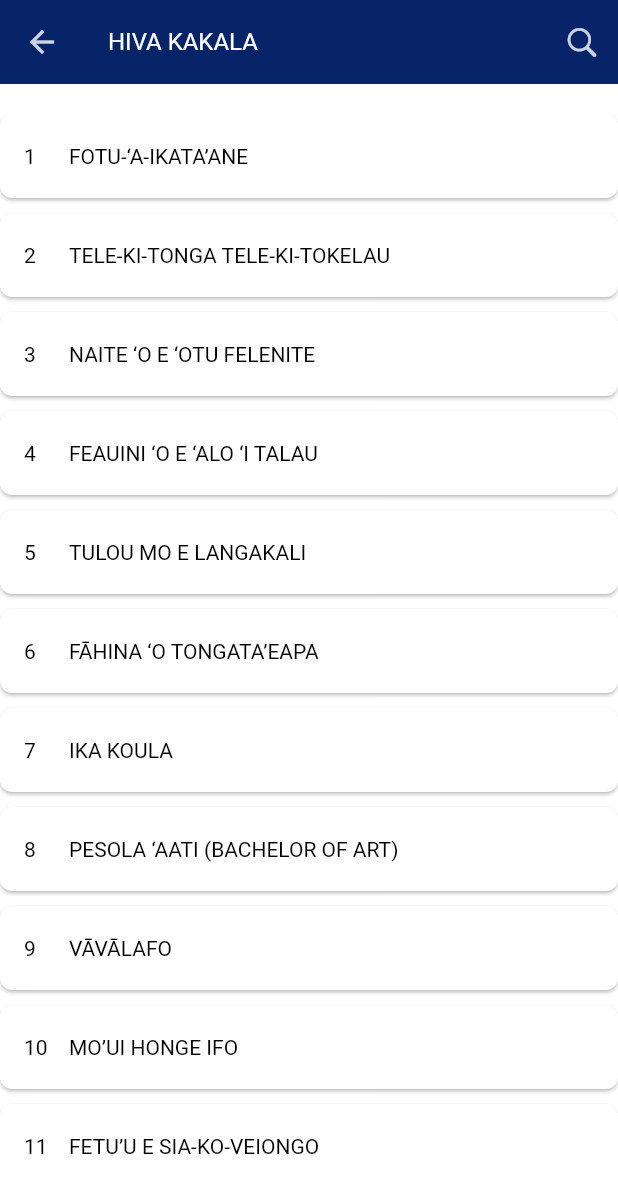
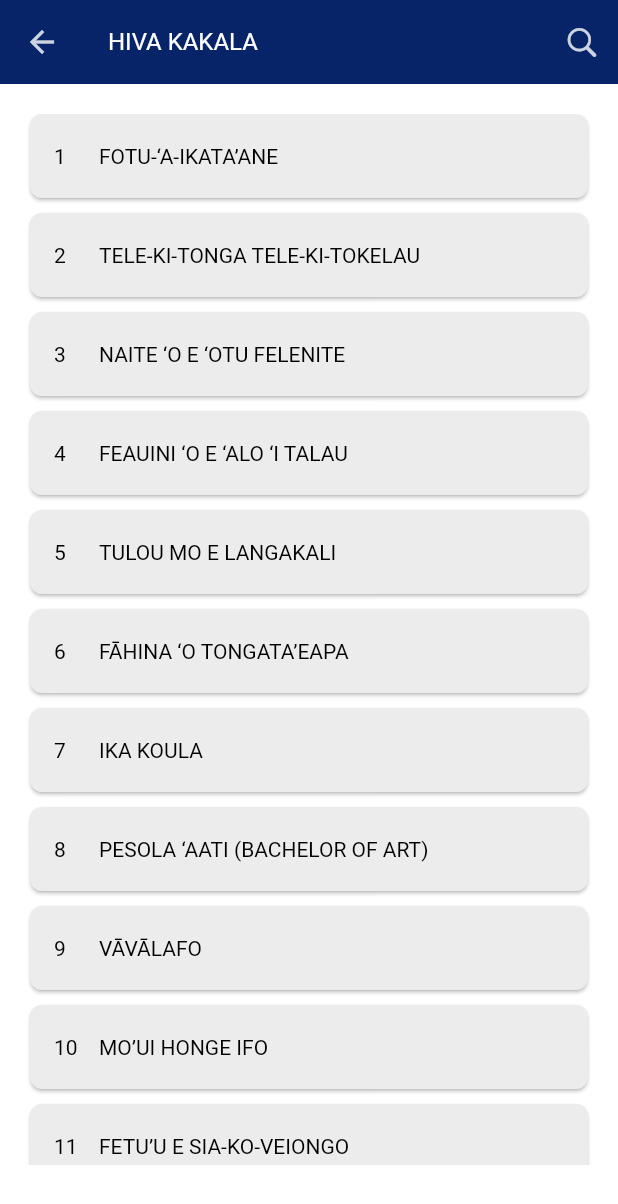
Before and after one commit to AliahmadRaza401/Kava_Beats_Song_App, a Flutter app: the screen it shows after launch, after a tap on an icon or button, on a phone screen of 412 x 824 dp. Shown: the top 1204 px of the screen. Run offline on Flutter 3.47's test engine with Material 2 defaults, Android fonts, the phone set to English and light mode, and no system bars; our stand-ins replace font_awesome_flutter, persistent_bottom_nav_bar, share_plus, shared_preferences.

Commit message:
update ui

```diff
--- a/lib/Provider/theme_provider.dart
+++ b/lib/Provider/theme_provider.dart
@@ -26,6 +26,7 @@ class ThemeProvider extends ChangeNotifier {
 
   void toggleTheme(bool isOn) async {
     themeMode = isOn ? ThemeMode.dark : ThemeMode.light;
+
     await _themePreferences.setThemeMode(themeMode);
     notifyListeners();
   }
--- a/lib/Screens/Book1/book1.dart
+++ b/lib/Screens/Book1/book1.dart
@@ -2787,12 +2787,12 @@ class _Book1ScreenState extends State<Book1Screen> {
                               padding: const EdgeInsets.only(
                                   bottom: 10, right: 0, left: 0),
                               child: Card(
-                                margin: EdgeInsets.zero,
+                                margin: EdgeInsets.symmetric(horizontal: 20),
                                 shape: RoundedRectangleBorder(
                                     borderRadius: BorderRadius.circular(8)),
                                 child: Container(
                                   decoration: BoxDecoration(
-                                    // color: Colors.grey.withOpacity(0.2),
+                                    color: Colors.grey.withOpacity(0.2),
                                     borderRadius: BorderRadius.circular(8),
                                   ),
                                   child: ListTile(
--- a/lib/Screens/Book1/book1_detail_screen.dart
+++ b/lib/Screens/Book1/book1_detail_screen.dart
@@ -11,7 +11,7 @@ class Book1DetailScreen extends StatefulWidget {
 }
 
 class _Book1DetailScreenState extends State<Book1DetailScreen> {
-  double textSize = 18;
+  double textSize = 14;
 
   void share() async {
     final box = context.findRenderObject() as RenderBox?;
--- a/lib/Screens/Book2/book2.dart
+++ b/lib/Screens/Book2/book2.dart
@@ -1785,12 +1785,12 @@ class _Book2ScreenState extends State<Book2Screen> {
                               padding: const EdgeInsets.only(
                                   bottom: 10, right: 0, left: 0),
                               child: Card(
-                                margin: EdgeInsets.zero,
+                                margin: EdgeInsets.symmetric(horizontal: 20),
                                 shape: RoundedRectangleBorder(
                                     borderRadius: BorderRadius.circular(8)),
                                 child: Container(
                                   decoration: BoxDecoration(
-                                    // color: Colors.grey.withOpacity(0.2),
+                                    color: Colors.grey.withOpacity(0.2),
                                     borderRadius: BorderRadius.circular(8),
                                   ),
                                   child: ListTile(
--- a/lib/Screens/Book2/book_detail_screen.dart
+++ b/lib/Screens/Book2/book_detail_screen.dart
@@ -11,7 +11,7 @@ class BookDetailScreen extends StatefulWidget {
 }
 
 class _BookDetailScreenState extends State<BookDetailScreen> {
-  double textSize = 18;
+  double textSize = 14;
 
   void share() async {
     final box = context.findRenderObject() as RenderBox?;
--- a/lib/Screens/Drawer/drawer.dart
+++ b/lib/Screens/Drawer/drawer.dart
@@ -64,7 +64,9 @@ class _NavigationDrawerState extends State<NavigationDrawer> {
               ListTile(
                 leading: Icon(
                   CupertinoIcons.home,
-                  color: primaryClr,
+                  color: Theme.of(context).brightness == Brightness.dark
+                      ? Colors.white
+                      : primaryClr,
                 ),
                 title: const Text('Home', style: TextStyle(fontSize: 14)),
                 onTap: () {
@@ -84,7 +86,9 @@ class _NavigationDrawerState extends State<NavigationDrawer> {
               ListTile(
                 leading: Icon(
                   Icons.share,
-                  color: primaryClr,
+                  color: Theme.of(context).brightness == Brightness.dark
+                      ? Colors.white
+                      : primaryClr,
                 ),
                 title: const Text('Share', style: TextStyle(fontSize: 14)),
                 onTap: () {
@@ -95,7 +99,9 @@ class _NavigationDrawerState extends State<NavigationDrawer> {
               ListTile(
                 leading: Icon(
                   Icons.contact_phone,
-                  color: primaryClr,
+                  color: Theme.of(context).brightness == Brightness.dark
+                      ? Colors.white
+                      : primaryClr,
                 ),
                 title: const Text('Contact Us', style: TextStyle(fontSize: 14)),
                 onTap: () {
@@ -111,7 +117,9 @@ class _NavigationDrawerState extends State<NavigationDrawer> {
               ListTile(
                 leading: Icon(
                   CupertinoIcons.moon_stars_fill,
-                  color: primaryClr,
+                  color: Theme.of(context).brightness == Brightness.dark
+                      ? Colors.white
+                      : primaryClr,
                 ),
                 title: const Text('Dark Mode', style: TextStyle(fontSize: 14)),
                 onTap: () {
--- a/lib/Screens/Home Screen/home_screen.dart
+++ b/lib/Screens/Home Screen/home_screen.dart
@@ -1,5 +1,6 @@
 import 'package:flutter/cupertino.dart';
 import 'package:flutter/material.dart';
+import 'package:kava_beats_app/Widgets/theme_toggle_button.dart';
 import 'package:persistent_bottom_nav_bar/persistent_tab_view.dart';
 import 'package:kava_beats_app/Screens/Book1/book1.dart';
 import 'package:kava_beats_app/Screens/Book2/book2.dart';
@@ -117,7 +118,7 @@ Widget songCard(
     child: Stack(
       children: [
         Card(
-          elevation: 25,
+          elevation: 20,
           margin: EdgeInsets.zero,
           shape: RoundedRectangleBorder(
             borderRadius: BorderRadius.circular(12),
@@ -158,7 +159,7 @@ Widget songCard(
             right: 10,
             child: Card(
               margin: EdgeInsets.zero,
-              elevation: 3,
+              elevation: 1,
               shape: RoundedRectangleBorder(
                 borderRadius: BorderRadius.circular(50),
               ),
@@ -168,7 +169,7 @@ Widget songCard(
                   borderRadius: BorderRadius.circular(50),
                 ),
                 child: Padding(
-                  padding: const EdgeInsets.fromLTRB(12, 5, 8, 5),
+                  padding: const EdgeInsets.fromLTRB(15, 5, 15, 5),
                   child: Row(
                     crossAxisAlignment: CrossAxisAlignment.center,
                     children: [
@@ -182,9 +183,12 @@ Widget songCard(
                         width: 5,
                       ),
                       Icon(
-                        Icons.arrow_forward,
-                        color: Theme.of(context).iconTheme.color,
-                        size: 22,
+                        Icons.arrow_forward_ios,
+                        color: Theme.of(context).brightness == Brightness.dark
+                            ? Colors.white
+                            : Colors.black,
+                        // Theme.of(context).iconTheme.color,
+                        size: 16,
                       ),
                     ],
                   ),
```
Also changed, not shown: lib/Widgets/theme_toggle_button.dart (+11 -2 lines), pubspec.lock (added), 2 other files.
